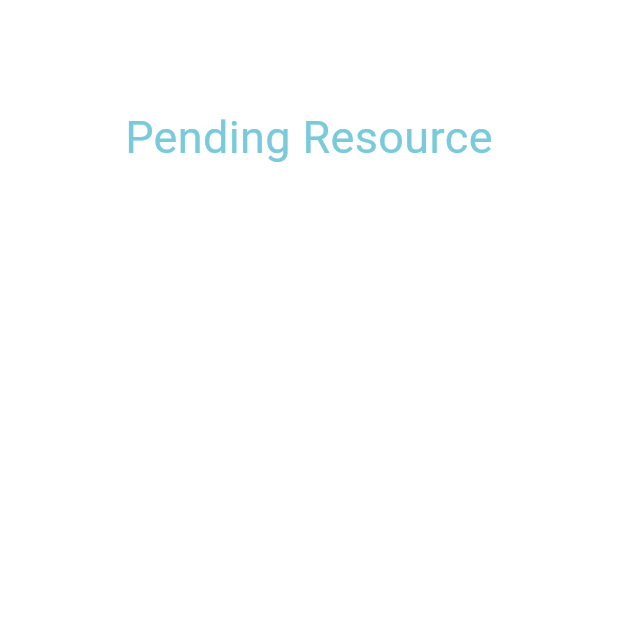
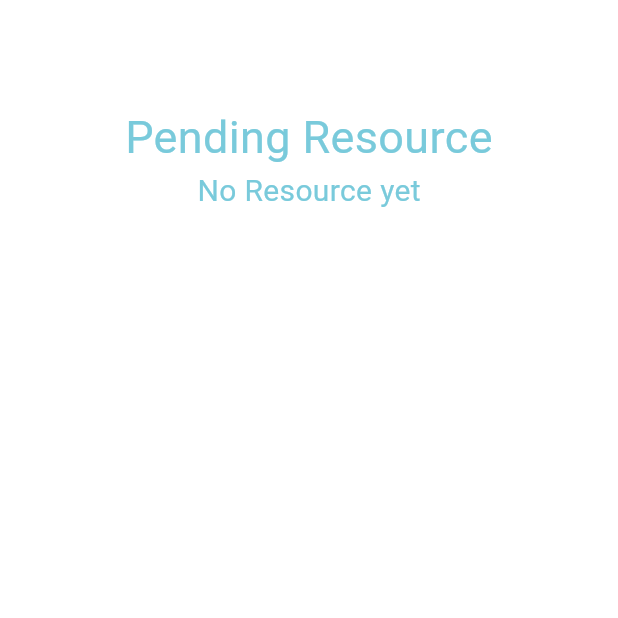
Before and after one commit to OogaryoO/Learnest, a Flutter app: the screen it shows after launch, on a phone screen of 412 x 824 dp, the top half of it. Run offline on Flutter 3.47's test engine with Material 3 defaults, Android fonts, the phone set to English and light mode, and no system bars; drawn by our look-alikes of overlay_support; our stand-ins replace cloud_firestore, firebase_core; accounts and stored records are empty.

Commit message:
use RichText to embed the link into shorter text

```diff
--- a/learnest/lib/main.dart
+++ b/learnest/lib/main.dart
@@ -1,7 +1,11 @@
+import 'package:flutter/gestures.dart';
 import 'package:flutter/material.dart';
 import 'package:overlay_support/overlay_support.dart';
 import 'package:firebase_core/firebase_core.dart';
 import 'firebase_options.dart';
+import 'package:cloud_firestore/cloud_firestore.dart';
+import 'node_model.dart';
+import 'package:url_launcher/url_launcher.dart';
 
 void main() async {
   WidgetsFlutterBinding.ensureInitialized();
@@ -41,6 +45,15 @@ class _PageViewCustomState extends State<PageViewCustom> {
     viewportFraction: 1,
   );
 
+  List<Resource> resourceList = [];
+
+  @override
+  void initState(){
+    super.initState();
+
+    getResource();
+  }
+
   @override
   Widget build(BuildContext context) {
     return Scaffold(
@@ -79,8 +92,11 @@ class _PageViewCustomState extends State<PageViewCustom> {
               width: double.infinity,
               margin: const EdgeInsets.all(40), // Ensures the container takes the full width
               padding: const EdgeInsets.all(30),
-              child: Text(
-                // 12/26 to get data from firebase: https://medium.com/@abdulAwalArif/fetching-a-list-of-data-from-firebase-cloud-firestore-with-flutter-6017f6bec815
+              child: Column(
+                mainAxisAlignment: MainAxisAlignment.start, // Centers children vertically
+                crossAxisAlignment: CrossAxisAlignment.center,
+                children: [
+                  Text(
                     'Pending Resource',
                     textAlign: TextAlign.center,
                     style: TextStyle(
@@ -88,10 +104,81 @@ class _PageViewCustomState extends State<PageViewCustom> {
                       color: const Color(0xFF79cadb),
                     ),
                   ),
+                  if (resourceList.isEmpty)
+                    const Center(
+                      child: Text(
+                        "No Resource yet",
+                        style: TextStyle(color: Color(0xFF79cadb), fontSize: 20),
+                      ),
+                    )
+                  else
+                    Expanded(
+                      child: ListView.builder(
+                        itemCount: resourceList.length,
+                        itemBuilder: (context, index) {
+                          final resource = resourceList[index];
+                          return Card(
+                            // Child widget inside Row or Column widget often requires proper height and width definition
+                            child: Row(
+                              children: <Widget>[
+                                // Use Expanded so that the width and height of ListTile can be automatically determined
+                                // https://openhome.cc/Gossip/Flutter/Expanded.html
+                                Expanded(
+                                  child: ListTile(
+                                    title: Text("Title"),
+                                    subtitle: Text("Youtube"),
+                                    trailing: RichText(
+                                      text: TextSpan(
+                                        text: 'link',
+                                        style: const TextStyle(color: Colors.blue),
+                                        recognizer: TapGestureRecognizer()
+                                          ..onTap = () {
+                                            // Uri url = Uri.parse(resource.url);
+                                            // if (await canLaunchUrl(url)){
+                                            //   await launchUrl(url);
+                                            // }else {
+                                            //   throw 'Cannot open $url';
+                                            // }
+                                            //aunchUrl(Uri.parse(resource.url));
+
+                                            // 1/9 can't open url in VM
+
+                                          }
+                                      )
+                                    )
+                                  ),
+                                ),
+
+                              ]
+                              ),
+                          );
+                          // return ListTile(
+                          //   title: Text(resource.url.isEmpty ? 'Empty URL' : resource.url),
+                          // );
+                        },
+                      ),
+                    ),
+
+                ],
+              )
             ),
           ),
         ],
       ),
     );
   }
+
+
+  getResource() async {
+    final snapshot = await FirebaseFirestore.instance.collection("users").get();
+
+    resourceList.clear();
+    for (final doc in snapshot.docs) {
+      final data = doc.data() as Map<String, dynamic>;
+      // adapt to your schema; here we read the pendingResource array
+      resourceList.addAll(Resource.fromPendingList(data["pendingResource"] as List<dynamic>?));
     }
+
+    setState(() {});
+  }
+}
--- /dev/null
+++ b/learnest/lib/node_model.dart
@@ -0,0 +1,20 @@
+class Resource {
+  String url;
+
+  Resource(this.url);
+
+  static toMap(Resource resource){
+    return{
+      "url": resource.url
+    };
+  }
+
+  static List<Resource> fromPendingList(List<dynamic>? list){
+    return list
+        ?.whereType<String>()
+        .map((e) => e.trim())
+        .where((e) => e.isNotEmpty)
+        .map(Resource.new)
+        .toList() ?? [];
+  }
+}
--- a/learnest/pubspec.yaml
+++ b/learnest/pubspec.yaml
@@ -35,6 +35,8 @@ dependencies:
   # Use with the CupertinoIcons class for iOS style icons.
   cupertino_icons: ^1.0.8
   firebase_core: ^4.3.0
+  cloud_firestore: ^6.0.3
+  url_launcher: ^6.3.2
 
 dev_dependencies:
   flutter_test:
```
Also changed, not shown: learnest/pubspec.lock, 6 other files. Lines whose indentation alone changed are shown as unchanged.
